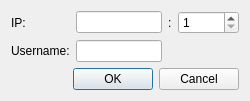
This is ChatGUI/ui/logindialog.ui in orlov-dm/qt-chat as Qt 5 draws it before an edit. The edited form follows.
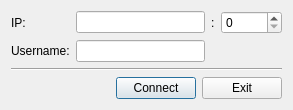
This is the edited form.

Commit message: feat: ChatGUI logindialog

```diff
--- a/ChatGUI/ui/logindialog.ui
+++ b/ChatGUI/ui/logindialog.ui
@@ -6,8 +6,8 @@
    <rect>
     <x>0</x>
     <y>0</y>
-    <width>250</width>
-    <height>95</height>
+    <width>293</width>
+    <height>106</height>
    </rect>
   </property>
   <property name="sizePolicy">
@@ -19,7 +19,7 @@
   <property name="maximumSize">
    <size>
     <width>16777215</width>
-    <height>95</height>
+    <height>106</height>
    </size>
   </property>
   <property name="windowTitle">
@@ -51,11 +51,14 @@
         <string>Port number</string>
        </property>
        <property name="minimum">
-        <number>1</number>
+        <number>0</number>
        </property>
        <property name="maximum">
         <number>65535</number>
        </property>
+       <property name="value">
+        <number>0</number>
+       </property>
       </widget>
      </item>
      <item row="1" column="0">
@@ -71,15 +74,43 @@
     </layout>
    </item>
    <item>
-    <widget class="QDialogButtonBox" name="buttonBox">
+    <widget class="Line" name="line">
      <property name="orientation">
       <enum>Qt::Horizontal</enum>
      </property>
-     <property name="standardButtons">
-      <set>QDialogButtonBox::Cancel|QDialogButtonBox::Ok</set>
-     </property>
     </widget>
    </item>
+   <item>
+    <layout class="QHBoxLayout" name="horizontalLayout">
+     <item>
+      <spacer name="horizontalSpacer">
+       <property name="orientation">
+        <enum>Qt::Horizontal</enum>
+       </property>
+       <property name="sizeHint" stdset="0">
+        <size>
+         <width>40</width>
+         <height>20</height>
+        </size>
+       </property>
+      </spacer>
+     </item>
+     <item>
+      <widget class="QPushButton" name="pbConnect">
+       <property name="text">
+        <string>Connect</string>
+       </property>
+      </widget>
+     </item>
+     <item>
+      <widget class="QPushButton" name="pbExit">
+       <property name="text">
+        <string>Exit</string>
+       </property>
+      </widget>
+     </item>
+    </layout>
+   </item>
   </layout>
  </widget>
  <resources/>
```
Left out of the diff: 49 changed lines with no effect on the pictures. The commit also changes 3 other files.
